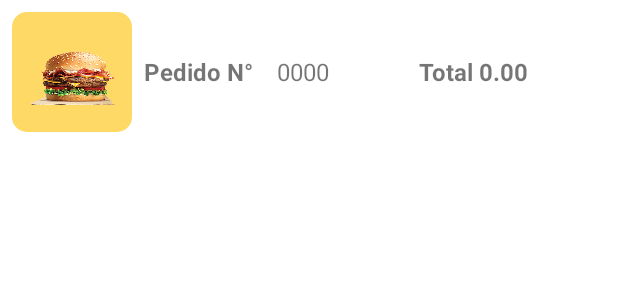
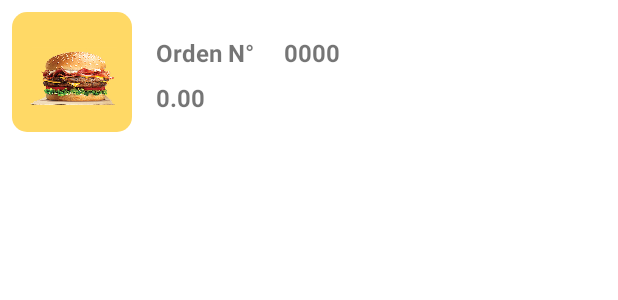
Before and after one commit to Longobardi-19/FastFood, an Android app: the layout item_order.xml on its own in the app's theme, with its tools: preview values and no code run, on a phone screen of 412 x 824 dp. Shown: the top 300 px of the screen. Run offline under Robolectric (Android 15) with nearby library versions, the phone set to English and light mode, and no system bars.

Commit message:
TODO LISTO

```diff
--- a/app/src/main/java/com/aplicaciones/fastfood/NuevaOrderActivity.kt
+++ b/app/src/main/java/com/aplicaciones/fastfood/NuevaOrderActivity.kt
@@ -48,7 +48,7 @@ class NuevaOrderActivity : AppCompatActivity() {
 
 
             val order = Order( pedido, precio, cantidad, fecha, cliente, tipoPago, notaOrden,
-            direccion, referencia, estadoOrden, R.drawable.order, total)
+            direccion, referencia, estadoOrden, total, R.drawable.order)
 
             if( idOrder != null){
                 CoroutineScope(Dispatchers.IO).launch{
--- a/app/src/main/java/com/aplicaciones/fastfood/Order.kt
+++ b/app/src/main/java/com/aplicaciones/fastfood/Order.kt
@@ -19,8 +19,9 @@ class Order (
     val direccion: String,
     val referencia: String,
     val estadoOrden: String,
+    val total: Double,
     val imagen: Int,
-    val total: Double,
+
     @PrimaryKey(autoGenerate = true)
     var idOrder: Int=0
 
--- a/app/src/main/java/com/aplicaciones/fastfood/OrderActivity.kt
+++ b/app/src/main/java/com/aplicaciones/fastfood/OrderActivity.kt
@@ -19,20 +19,20 @@ class OrderActivity : AppCompatActivity() {
     private lateinit var order: Order
     private  lateinit var orderLiveData: LiveData<Order>
 
-
     override fun onCreate(savedInstanceState: Bundle?) {
         super.onCreate(savedInstanceState)
         setContentView(R.layout.activity_order)
 
         database = AppDatabase.getDatabase(this)
+
         val idOrder = intent.getIntExtra("id",0)
 
         orderLiveData = database.orders().get(idOrder)
 
         orderLiveData.observe(this, Observer {
             order = it
+
             pedido_order.text = order.pedido
-            order_id.text = order.idOrder.toString()
             precio_order.text = "S/.${order.precio}"
             cantidad_order.text = order.cantidad.toString()
             fecha_order.text = order.fecha
@@ -42,6 +42,7 @@ class OrderActivity : AppCompatActivity() {
             direccion_order.text = order.direccion
             referencia_order.text = order.referencia
             estadoOrden_order.text = order.estadoOrden
+            order_id.text = order.idOrder.toString()
 
         })
 
--- a/app/src/main/java/com/aplicaciones/fastfood/OrderAdapter.kt
+++ b/app/src/main/java/com/aplicaciones/fastfood/OrderAdapter.kt
@@ -11,8 +11,10 @@ class OrderAdapter (private val mContext: Context,
                     private val listaOrders: List<Order>):
     ArrayAdapter<Order>(mContext, 0,listaOrders){
        override fun getView(position: Int, convertView: View?, parent: ViewGroup):View{
-           val layout = LayoutInflater.from(mContext).inflate(R.layout.item_order,parent, false)
+           val layout = LayoutInflater.from(mContext).inflate(R.layout.item_order,
+               parent, false)
             val order = listaOrders[position]
+
 
            layout.order_id.text = order.idOrder.toString()
            layout.total.text = "S/.${order.total}"
--- a/app/src/main/java/com/aplicaciones/fastfood/SplashScreen.kt
+++ b/app/src/main/java/com/aplicaciones/fastfood/SplashScreen.kt
@@ -11,7 +11,7 @@ import android.view.animation.AnimationUtils
 import android.widget.ImageView
 
 class SplashScreen : Activity() {
-    val SPLASH_CREEN = 4000
+    val SPLASH_CREEN = 3000
     private lateinit var desplazamiento_arriba: Animation
     private lateinit var desplazamiento_abajo: Animation
 
--- a/app/src/main/res/layout/activity_nueva_order.xml
+++ b/app/src/main/res/layout/activity_nueva_order.xml
@@ -35,7 +35,7 @@
                 android:layout_width="match_parent"
                 android:layout_height="wrap_content"
                 android:layout_marginBottom="20dp"
-                android:autofillHints="Nombres y Apellidos"/>
+                android:hint="Nombres y Apellidos"/>
 
             <EditText
                 android:id="@+id/direccion_et"
--- a/app/src/main/res/layout/item_order.xml
+++ b/app/src/main/res/layout/item_order.xml
@@ -2,39 +2,29 @@
 <androidx.constraintlayout.widget.ConstraintLayout
     xmlns:android="http://schemas.android.com/apk/res/android"
     xmlns:app="http://schemas.android.com/apk/res-auto"
-    xmlns:tools="http://schemas.android.com/tools"
     android:layout_width="match_parent"
     android:layout_height="wrap_content">
-
-    <ScrollView
-        android:layout_width="match_parent"
-        android:layout_height="match_parent">
-    <LinearLayout
-        android:layout_width="match_parent"
-        android:layout_height="wrap_content"
-        android:gravity="center_vertical"
-        tools:ignore="MissingConstraints">
 
             <ImageView
                 android:id="@+id/imageView"
                 android:layout_width="80dp"
                 android:layout_height="80dp"
                 android:layout_margin="8dp"
+                android:background="@drawable/shape_topico_pedido"
                 app:layout_constraintBottom_toBottomOf="parent"
                 app:layout_constraintStart_toStartOf="parent"
                 app:layout_constraintTop_toTopOf="parent"
-        app:srcCompat="@drawable/order"
-        android:background="@drawable/shape_topico_pedido"/>
+                app:srcCompat="@drawable/order" />
 
-        <LinearLayout
-            android:layout_width="wrap_content"
-            android:layout_height="wrap_content">
             <TextView
+                android:id="@+id/textoorder"
                 android:layout_width="wrap_content"
                 android:layout_height="wrap_content"
-                android:text="Pedido N°"
+                android:layout_marginStart="16dp"
+                android:layout_marginTop="24dp"
+                android:text="Orden N° "
+                android:textSize="16dp"
                 android:textStyle="bold"
-                android:textSize="16dp"
                 app:layout_constraintStart_toEndOf="@+id/imageView"
                 app:layout_constraintTop_toTopOf="parent" />
 
@@ -43,37 +33,24 @@
                     android:layout_width="wrap_content"
                     android:layout_height="wrap_content"
                     android:layout_marginStart="16dp"
+                    android:layout_marginTop="24dp"
                     android:text="0000"
                     android:textSize="16dp"
-                app:layout_constraintStart_toEndOf="@+id/imageView"
+                    android:textStyle="bold"
+                    app:layout_constraintStart_toEndOf="@+id/textoorder"
                     app:layout_constraintTop_toTopOf="parent" />
 
-
-        </LinearLayout>
-        <LinearLayout
-            android:layout_width="match_parent"
-            android:layout_height="wrap_content"
-            android:gravity="center_horizontal">
-
                 <TextView
+                    android:id="@+id/total"
                     android:layout_width="wrap_content"
                     android:layout_height="wrap_content"
-                android:text="Total "
+                    android:layout_marginStart="16dp"
+                    android:layout_marginTop="8dp"
+                    android:text="0.00"
+                    android:textSize="16sp"
                     android:textStyle="bold"
-                android:textSize="16dp" />
-        <TextView
-            android:id="@+id/precio"
-            android:layout_width="wrap_content"
-            android:layout_height="wrap_content"
-            android:text="0.00"
-            android:textStyle="bold"
-            android:textSize="16sp"
                     app:layout_constraintStart_toEndOf="@+id/imageView"
-            app:layout_constraintTop_toBottomOf="@+id/pedido" />
-        </LinearLayout>
+                    app:layout_constraintTop_toBottomOf="@+id/order_id" />
 
-    </LinearLayout>
-
-    </ScrollView>
 
 </androidx.constraintlayout.widget.ConstraintLayout>
```
Also changed, not shown: app/src/main/AndroidManifest.xml (+3 -5 lines), app/src/main/java/com/aplicaciones/fastfood/MainActivity.kt (+14 -2 lines), app/src/main/res/drawable/btn_salir.xml (added, +18 -0 lines), app/src/main/res/drawable/ic_baseline_arrow_back_ios_24.xml (added, +10 -0 lines), app/src/main/res/layout/activity_main.xml (+20 -9 lines), app/src/main/res/menu/lista_menu.xml (deleted, +0 -11 lines), app/src/main/res/values-night/themes.xml (+13 -0 lines), app/src/main/res/values/themes.xml (+12 -1 lines). Lines whose indentation alone changed are shown as unchanged.
